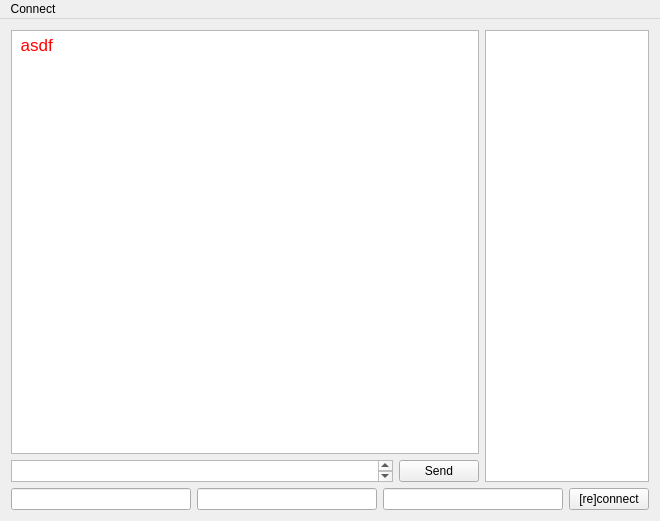
Qt form mainwindow.ui (mochja/nChat-client) before a commit.
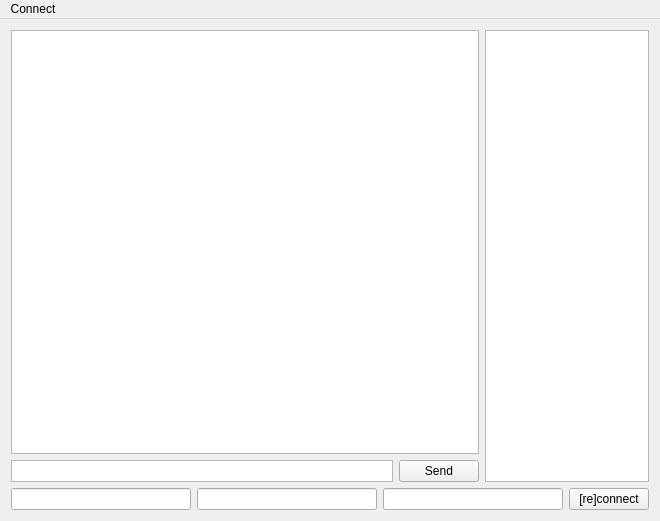
The same form after that commit. Icons and pictures are not drawn.

Patch:
```diff
--- a/mainwindow.ui
+++ b/mainwindow.ui
@@ -40,7 +40,7 @@
 &lt;html&gt;&lt;head&gt;&lt;meta name=&quot;qrichtext&quot; content=&quot;1&quot; /&gt;&lt;style type=&quot;text/css&quot;&gt;
 p, li { white-space: pre-wrap; }
 &lt;/style&gt;&lt;/head&gt;&lt;body style=&quot; font-family:'Lucida Grande'; font-size:13pt; font-weight:400; font-style:normal;&quot;&gt;
-&lt;p style=&quot; margin-top:0px; margin-bottom:0px; margin-left:0px; margin-right:0px; -qt-block-indent:0; text-indent:0px;&quot;&gt;&lt;img src=&quot;http://openwalls.com/image/399/explosion_of_colors_1920x1200.jpg&quot; /&gt;&lt;span style=&quot; color:#ff0000;&quot;&gt; asdf&lt;/span&gt;&lt;/p&gt;&lt;/body&gt;&lt;/html&gt;</string>
+&lt;p style=&quot;-qt-paragraph-type:empty; margin-top:0px; margin-bottom:0px; margin-left:0px; margin-right:0px; -qt-block-indent:0; text-indent:0px;&quot;&gt;&lt;br /&gt;&lt;/p&gt;&lt;/body&gt;&lt;/html&gt;</string>
             </property>
            </widget>
           </item>
@@ -60,6 +60,12 @@
                 <verstretch>0</verstretch>
                </sizepolicy>
               </property>
+              <property name="verticalScrollBarPolicy">
+               <enum>Qt::ScrollBarAlwaysOff</enum>
+              </property>
+              <property name="horizontalScrollBarPolicy">
+               <enum>Qt::ScrollBarAlwaysOff</enum>
+              </property>
              </widget>
             </item>
             <item>
```
Left out of the diff: 2 changed lines with no effect on the pictures.
